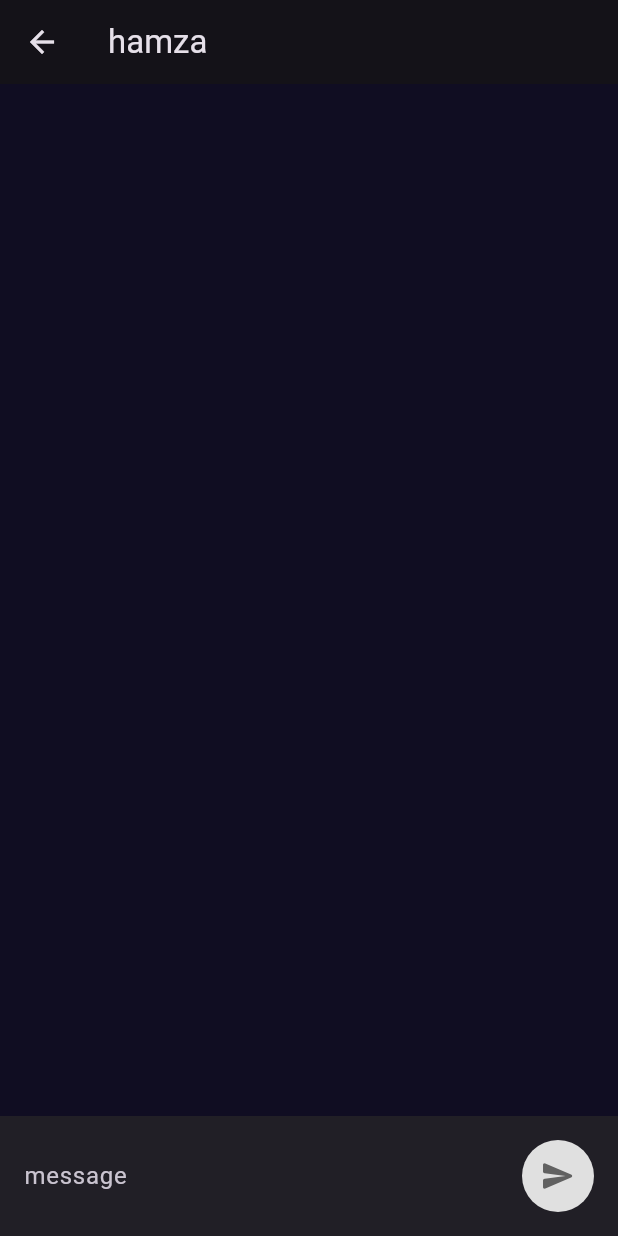
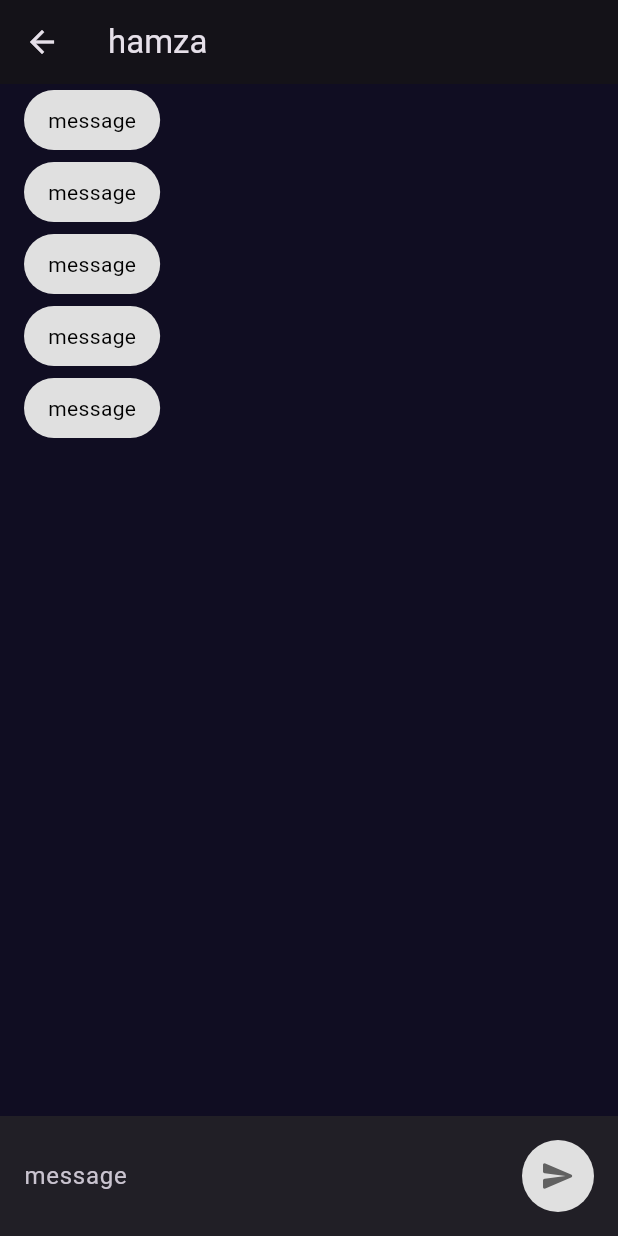
Before and after one commit to hamzashalabi/random-chatting, a Flutter app: the ChatView screen opened by its route, on a phone screen of 412 x 824 dp. Run offline on Flutter 3.47's test engine with Material 3 defaults, Android fonts, the phone set to English and light mode, and no system bars; our stand-ins replace socket_io_client.

Commit message:
message-bubble-ui

```diff
--- a/lib/views/chat_list_view.dart
+++ b/lib/views/chat_list_view.dart
@@ -1,21 +1,17 @@
 import 'package:flutter/material.dart';
+import 'package:randomchat/widget/message_bubble.dart';
 
 class ChatListView extends StatelessWidget {
   const ChatListView({super.key});
 
   @override
   Widget build(BuildContext context) {
-    const itemCount = 0;
+    const itemCount = 5;
     return ListView.builder(
-      itemBuilder: (context, index) {},
+      itemBuilder: (context, index) {
+        return const MessageBubble(message: 'message', isSender: false);
+      },
       itemCount: itemCount,
     );
   }
 }
-
-
-// first you need an id for each user
-// this id will detrmine wether the message is on right or left
-// based on the user who sent the message
-// so for ex : message.user.id == current user.id
-// this will display the message on the right side.
--- /dev/null
+++ b/lib/widget/message_bubble.dart
@@ -0,0 +1,34 @@
+import 'package:flutter/material.dart';
+
+class MessageBubble extends StatelessWidget {
+  final String message;
+  final bool isSender;
+
+  const MessageBubble({
+    super.key,
+    required this.message,
+    required this.isSender,
+  });
+
+  @override
+  Widget build(BuildContext context) {
+    return Align(
+      alignment: isSender ? Alignment.centerRight : Alignment.centerLeft,
+      child: Container(
+        margin: const EdgeInsets.fromLTRB(16, 4, 16, 4),
+        padding: const EdgeInsets.symmetric(horizontal: 16, vertical: 10),
+        constraints: const BoxConstraints(maxWidth: 250),
+        decoration: BoxDecoration(
+          color: isSender ? Colors.blueAccent : Colors.grey[300],
+          borderRadius: BorderRadius.circular(30),
+        ),
+        child: Text(
+          message,
+          style: TextStyle(
+            color: isSender ? Colors.white : Colors.black,
+          ),
+        ),
+      ),
+    );
+  }
+}
```
